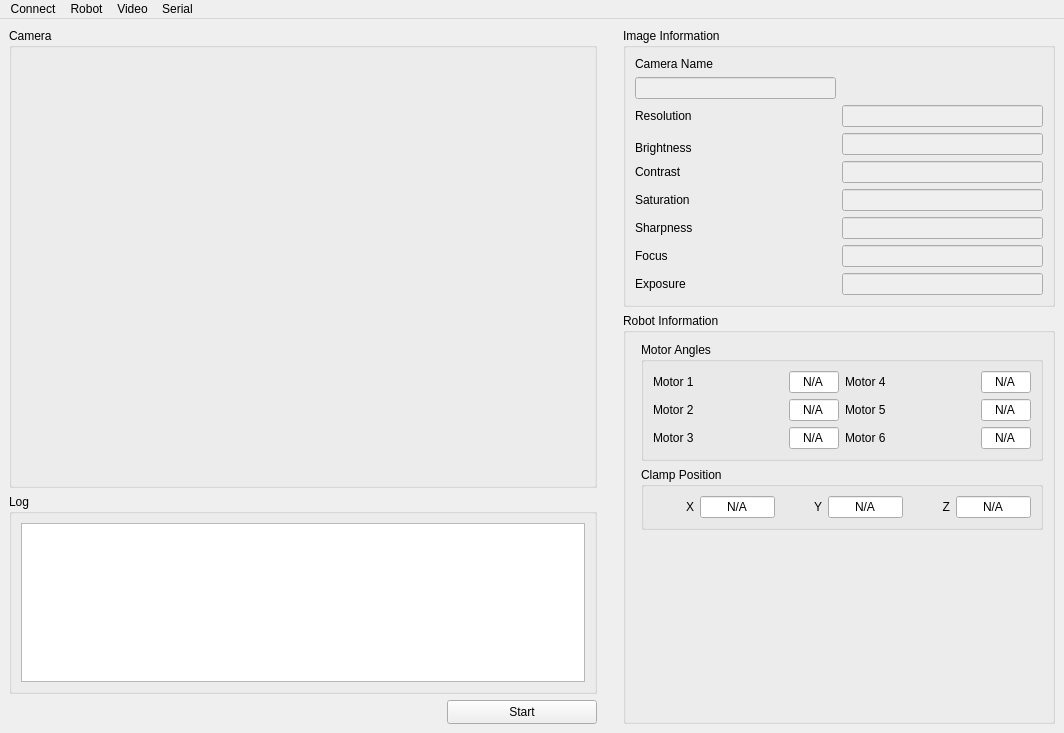
This is mainwindow.ui in MiguelFerrerF/robotArmApp as Qt 5 draws it before an edit. The edited form follows.
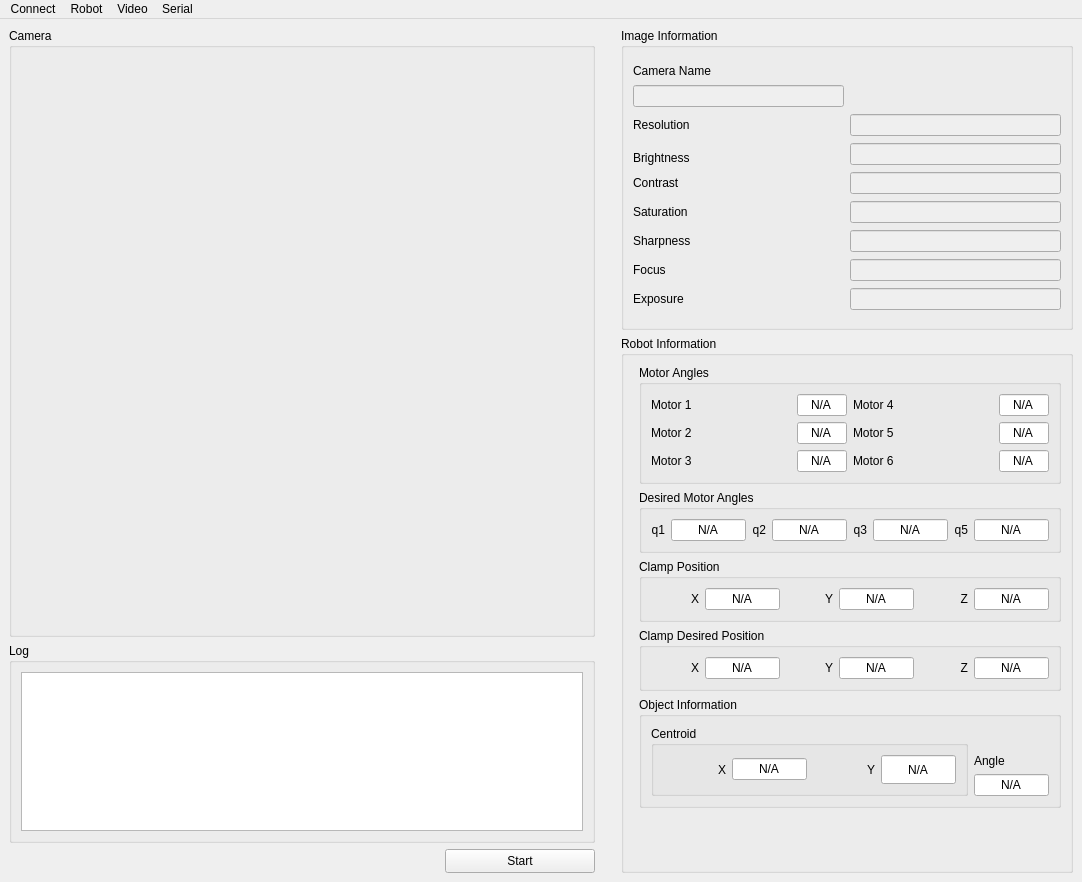
This is the edited form.

Patch:
```diff
--- a/mainwindow.ui
+++ b/mainwindow.ui
@@ -6,8 +6,8 @@
    <rect>
     <x>0</x>
     <y>0</y>
-    <width>1064</width>
-    <height>733</height>
+    <width>1082</width>
+    <height>882</height>
    </rect>
   </property>
   <property name="windowTitle">
@@ -279,121 +279,6 @@
        <property name="labelAlignment">
         <set>Qt::AlignmentFlag::AlignLeading|Qt::AlignmentFlag::AlignLeft|Qt::AlignmentFlag::AlignTop</set>
        </property>
-       <item row="1" column="1">
-        <widget class="QGroupBox" name="groupBox">
-         <property name="maximumSize">
-          <size>
-           <width>16777215</width>
-           <height>70</height>
-          </size>
-         </property>
-         <property name="title">
-          <string>Clamp Position</string>
-         </property>
-         <layout class="QGridLayout" name="gridLayout_4">
-          <item row="0" column="1">
-           <widget class="QLineEdit" name="lineEditX">
-            <property name="maximumSize">
-             <size>
-              <width>75</width>
-              <height>16777215</height>
-             </size>
-            </property>
-            <property name="text">
-             <string>N/A</string>
-            </property>
-            <property name="alignment">
-             <set>Qt::AlignmentFlag::AlignCenter</set>
-            </property>
-            <property name="readOnly">
-             <bool>true</bool>
-            </property>
-           </widget>
-          </item>
-          <item row="0" column="2">
-           <widget class="QLabel" name="lableY">
-            <property name="text">
-             <string>Y</string>
-            </property>
-            <property name="alignment">
-             <set>Qt::AlignmentFlag::AlignRight|Qt::AlignmentFlag::AlignTrailing|Qt::AlignmentFlag::AlignVCenter</set>
-            </property>
-           </widget>
-          </item>
-          <item row="0" column="3">
-           <widget class="QLineEdit" name="lineEditY">
-            <property name="maximumSize">
-             <size>
-              <width>75</width>
-              <height>16777215</height>
-             </size>
-            </property>
-            <property name="text">
-             <string>N/A</string>
-            </property>
-            <property name="alignment">
-             <set>Qt::AlignmentFlag::AlignCenter</set>
-            </property>
-            <property name="readOnly">
-             <bool>true</bool>
-            </property>
-           </widget>
-          </item>
-          <item row="0" column="5">
-           <widget class="QLineEdit" name="lineEditZ">
-            <property name="maximumSize">
-             <size>
-              <width>75</width>
-              <height>16777215</height>
-             </size>
-            </property>
-            <property name="text">
-             <string>N/A</string>
-            </property>
-            <property name="alignment">
-             <set>Qt::AlignmentFlag::AlignCenter</set>
-            </property>
-            <property name="readOnly">
-             <bool>true</bool>
-            </property>
-           </widget>
-          </item>
-          <item row="0" column="0">
-           <widget class="QLabel" name="lableX">
-            <property name="text">
-             <string>X</string>
-            </property>
-            <property name="alignment">
-             <set>Qt::AlignmentFlag::AlignRight|Qt::AlignmentFlag::AlignTrailing|Qt::AlignmentFlag::AlignVCenter</set>
-            </property>
-           </widget>
-          </item>
-          <item row="0" column="4">
-           <widget class="QLabel" name="lableZ">
-            <property name="text">
-             <string>Z</string>
-            </property>
-            <property name="alignment">
-             <set>Qt::AlignmentFlag::AlignRight|Qt::AlignmentFlag::AlignTrailing|Qt::AlignmentFlag::AlignVCenter</set>
-            </property>
-           </widget>
-          </item>
-         </layout>
-        </widget>
-       </item>
-       <item row="2" column="1">
-        <spacer name="verticalSpacer_2">
-         <property name="orientation">
-          <enum>Qt::Orientation::Vertical</enum>
-         </property>
-         <property name="sizeHint" stdset="0">
-          <size>
-           <width>20</width>
-           <height>40</height>
-          </size>
-         </property>
-        </spacer>
-       </item>
        <item row="0" column="1">
         <widget class="QGroupBox" name="groupBoxMotorAngle">
          <property name="maximumSize">
@@ -583,6 +468,486 @@
          </layout>
         </widget>
        </item>
+       <item row="1" column="1">
+        <widget class="QGroupBox" name="groupBoxDesiredMotorAngles">
+         <property name="maximumSize">
+          <size>
+           <width>16777215</width>
+           <height>70</height>
+          </size>
+         </property>
+         <property name="title">
+          <string>Desired Motor Angles</string>
+         </property>
+         <layout class="QHBoxLayout" name="horizontalLayout_2">
+          <item>
+           <widget class="QLabel" name="lableAngleQ1">
+            <property name="text">
+             <string>q1</string>
+            </property>
+            <property name="alignment">
+             <set>Qt::AlignmentFlag::AlignRight|Qt::AlignmentFlag::AlignTrailing|Qt::AlignmentFlag::AlignVCenter</set>
+            </property>
+           </widget>
+          </item>
+          <item>
+           <widget class="QLineEdit" name="lineEditQ1">
+            <property name="maximumSize">
+             <size>
+              <width>75</width>
+              <height>16777215</height>
+             </size>
+            </property>
+            <property name="text">
+             <string>N/A</string>
+            </property>
+            <property name="alignment">
+             <set>Qt::AlignmentFlag::AlignCenter</set>
+            </property>
+            <property name="readOnly">
+             <bool>true</bool>
+            </property>
+           </widget>
+          </item>
+          <item>
+           <widget class="QLabel" name="lableAngleQ2">
+            <property name="text">
+             <string>q2</string>
+            </property>
+            <property name="alignment">
+             <set>Qt::AlignmentFlag::AlignRight|Qt::AlignmentFlag::AlignTrailing|Qt::AlignmentFlag::AlignVCenter</set>
+            </property>
+           </widget>
+          </item>
+          <item>
+           <widget class="QLineEdit" name="lineEditQ2">
+            <property name="maximumSize">
+             <size>
+              <width>75</width>
+              <height>16777215</height>
+             </size>
+            </property>
+            <property name="text">
+             <string>N/A</string>
+            </property>
+            <property name="alignment">
+             <set>Qt::AlignmentFlag::AlignCenter</set>
+            </property>
+            <property name="readOnly">
+             <bool>true</bool>
+            </property>
+           </widget>
+          </item>
+          <item>
+           <widget class="QLabel" name="lableAngleQ3">
+            <property name="text">
+             <string>q3</string>
+            </property>
+            <property name="alignment">
+             <set>Qt::AlignmentFlag::AlignRight|Qt::AlignmentFlag::AlignTrailing|Qt::AlignmentFlag::AlignVCenter</set>
+            </property>
+           </widget>
+          </item>
+          <item>
+           <widget class="QLineEdit" name="lineEditQ3">
+            <property name="maximumSize">
+             <size>
+              <width>75</width>
+              <height>16777215</height>
+             </size>
+            </property>
+            <property name="text">
+             <string>N/A</string>
+            </property>
+            <property name="alignment">
+             <set>Qt::AlignmentFlag::AlignCenter</set>
+            </property>
+            <property name="readOnly">
+             <bool>true</bool>
+            </property>
+           </widget>
+          </item>
+          <item>
+           <widget class="QLabel" name="lableAngleQ5">
+            <property name="text">
+             <string>q5</string>
+            </property>
+            <property name="alignment">
+             <set>Qt::AlignmentFlag::AlignRight|Qt::AlignmentFlag::AlignTrailing|Qt::AlignmentFlag::AlignVCenter</set>
+            </property>
+           </widget>
+          </item>
+          <item>
+           <widget class="QLineEdit" name="lineEditQ5">
+            <property name="maximumSize">
+             <size>
+              <width>75</width>
+              <height>16777215</height>
+             </size>
+            </property>
+            <property name="text">
+             <string>N/A</string>
+            </property>
+            <property name="alignment">
+             <set>Qt::AlignmentFlag::AlignCenter</set>
+            </property>
+            <property name="readOnly">
+             <bool>true</bool>
+            </property>
+           </widget>
+          </item>
+         </layout>
+        </widget>
+       </item>
+       <item row="2" column="1">
+        <widget class="QGroupBox" name="groupBox">
+         <property name="maximumSize">
+          <size>
+           <width>16777215</width>
+           <height>70</height>
+          </size>
+         </property>
+         <property name="title">
+          <string>Clamp Position</string>
+         </property>
+         <layout class="QGridLayout" name="gridLayout_4">
+          <item row="0" column="1">
+           <widget class="QLineEdit" name="lineEditX">
+            <property name="maximumSize">
+             <size>
+              <width>75</width>
+              <height>16777215</height>
+             </size>
+            </property>
+            <property name="text">
+             <string>N/A</string>
+            </property>
+            <property name="alignment">
+             <set>Qt::AlignmentFlag::AlignCenter</set>
+            </property>
+            <property name="readOnly">
+             <bool>true</bool>
+            </property>
+           </widget>
+          </item>
+          <item row="0" column="2">
+           <widget class="QLabel" name="lableY">
+            <property name="text">
+             <string>Y</string>
+            </property>
+            <property name="alignment">
+             <set>Qt::AlignmentFlag::AlignRight|Qt::AlignmentFlag::AlignTrailing|Qt::AlignmentFlag::AlignVCenter</set>
+            </property>
+           </widget>
+          </item>
+          <item row="0" column="3">
+           <widget class="QLineEdit" name="lineEditY">
+            <property name="maximumSize">
+             <size>
+              <width>75</width>
+              <height>16777215</height>
+             </size>
+            </property>
+            <property name="text">
+             <string>N/A</string>
+            </property>
+            <property name="alignment">
+             <set>Qt::AlignmentFlag::AlignCenter</set>
+            </property>
+            <property name="readOnly">
+             <bool>true</bool>
+            </property>
+           </widget>
+          </item>
+          <item row="0" column="5">
+           <widget class="QLineEdit" name="lineEditZ">
+            <property name="maximumSize">
+             <size>
+              <width>75</width>
+              <height>16777215</height>
+             </size>
+            </property>
+            <property name="text">
+             <string>N/A</string>
+            </property>
+            <property name="alignment">
+             <set>Qt::AlignmentFlag::AlignCenter</set>
+            </property>
+            <property name="readOnly">
+             <bool>true</bool>
+            </property>
+           </widget>
+          </item>
+          <item row="0" column="0">
+           <widget class="QLabel" name="lableX">
+            <property name="text">
+             <string>X</string>
+            </property>
+            <property name="alignment">
+             <set>Qt::AlignmentFlag::AlignRight|Qt::AlignmentFlag::AlignTrailing|Qt::AlignmentFlag::AlignVCenter</set>
+            </property>
+           </widget>
+          </item>
+          <item row="0" column="4">
+           <widget class="QLabel" name="lableZ">
+            <property name="text">
+             <string>Z</string>
+            </property>
+            <property name="alignment">
+             <set>Qt::AlignmentFlag::AlignRight|Qt::AlignmentFlag::AlignTrailing|Qt::AlignmentFlag::AlignVCenter</set>
+            </property>
+           </widget>
+          </item>
+         </layout>
+        </widget>
+       </item>
+       <item row="3" column="1">
+        <widget class="QGroupBox" name="groupBoxDesiredClampPosition">
+         <property name="maximumSize">
+          <size>
+           <width>16777215</width>
+           <height>70</height>
+          </size>
+         </property>
+         <property name="title">
+          <string>Clamp Desired Position</string>
+         </property>
+         <layout class="QHBoxLayout" name="horizontalLayout">
+          <item>
+           <widget class="QLabel" name="lableDesiredX">
+            <property name="text">
+             <string>X</string>
+            </property>
+            <property name="alignment">
+             <set>Qt::AlignmentFlag::AlignRight|Qt::AlignmentFlag::AlignTrailing|Qt::AlignmentFlag::AlignVCenter</set>
+            </property>
+           </widget>
+          </item>
+          <item>
+           <widget class="QLineEdit" name="lineEditDesiredX">
+            <property name="maximumSize">
+             <size>
+              <width>75</width>
+              <height>16777215</height>
+             </size>
+            </property>
+            <property name="text">
+             <string>N/A</string>
+            </property>
+            <property name="alignment">
+             <set>Qt::AlignmentFlag::AlignCenter</set>
+            </property>
+            <property name="readOnly">
+             <bool>true</bool>
+            </property>
+           </widget>
+          </item>
+          <item>
+           <widget class="QLabel" name="lableDesiredY">
+            <property name="text">
+             <string>Y</string>
+            </property>
+            <property name="alignment">
+             <set>Qt::AlignmentFlag::AlignRight|Qt::AlignmentFlag::AlignTrailing|Qt::AlignmentFlag::AlignVCenter</set>
+            </property>
+           </widget>
+          </item>
+          <item>
+           <widget class="QLineEdit" name="lineEditDesiredY">
+            <property name="maximumSize">
+             <size>
+              <width>75</width>
+              <height>16777215</height>
+             </size>
+            </property>
+            <property name="text">
+             <string>N/A</string>
+            </property>
+            <property name="alignment">
+             <set>Qt::AlignmentFlag::AlignCenter</set>
+            </property>
+            <property name="readOnly">
+             <bool>true</bool>
+            </property>
+           </widget>
+          </item>
+          <item>
+           <widget class="QLabel" name="lableDesiredZ">
+            <property name="text">
+             <string>Z</string>
+            </property>
+            <property name="alignment">
+             <set>Qt::AlignmentFlag::AlignRight|Qt::AlignmentFlag::AlignTrailing|Qt::AlignmentFlag::AlignVCenter</set>
+            </property>
+           </widget>
+          </item>
+          <item>
+           <widget class="QLineEdit" name="lineEditDesiredZ">
+            <property name="maximumSize">
+             <size>
+              <width>75</width>
+              <height>16777215</height>
+             </size>
+            </property>
+            <property name="text">
+             <string>N/A</string>
+            </property>
+            <property name="alignment">
+             <set>Qt::AlignmentFlag::AlignCenter</set>
+            </property>
+            <property name="readOnly">
+             <bool>true</bool>
+            </property>
+           </widget>
+          </item>
+         </layout>
+        </widget>
+       </item>
+       <item row="6" column="1">
+        <spacer name="verticalSpacer_2">
+         <property name="orientation">
+          <enum>Qt::Orientation::Vertical</enum>
+         </property>
+         <property name="sizeHint" stdset="0">
+          <size>
+           <width>20</width>
+           <height>40</height>
+          </size>
+         </property>
+        </spacer>
+       </item>
+       <item row="5" column="1">
+        <widget class="QGroupBox" name="groupBoxObjectInfo">
+         <property name="maximumSize">
+          <size>
+           <width>16777215</width>
+           <height>150</height>
+          </size>
+         </property>
+         <property name="title">
+          <string>Object Information</string>
+         </property>
+         <layout class="QGridLayout" name="gridLayout_7">
+          <item row="0" column="0" rowspan="2">
+           <widget class="QGroupBox" name="groupBoxCentroid">
+            <property name="minimumSize">
+             <size>
+              <width>0</width>
+              <height>70</height>
+             </size>
+            </property>
+            <property name="maximumSize">
+             <size>
+              <width>16777215</width>
+              <height>75</height>
+             </size>
+            </property>
+            <property name="title">
+             <string>Centroid</string>
+            </property>
+            <layout class="QHBoxLayout" name="horizontalLayout_4">
+             <item>
+              <widget class="QLabel" name="lableCentroidX">
+               <property name="text">
+                <string>X</string>
+               </property>
+               <property name="alignment">
+                <set>Qt::AlignmentFlag::AlignRight|Qt::AlignmentFlag::AlignTrailing|Qt::AlignmentFlag::AlignVCenter</set>
+               </property>
+              </widget>
+             </item>
+             <item>
+              <widget class="QLineEdit" name="lineEditCentroidX">
+               <property name="minimumSize">
+                <size>
+                 <width>0</width>
+                 <height>20</height>
+                </size>
+               </property>
+               <property name="maximumSize">
+                <size>
+                 <width>75</width>
+                 <height>16777215</height>
+                </size>
+               </property>
+               <property name="text">
+                <string>N/A</string>
+               </property>
+               <property name="alignment">
+                <set>Qt::AlignmentFlag::AlignCenter</set>
+               </property>
+               <property name="readOnly">
+                <bool>true</bool>
+               </property>
+              </widget>
+             </item>
+             <item>
+              <widget class="QLabel" name="labelCentroidY">
+               <property name="text">
+                <string>Y</string>
+               </property>
+               <property name="alignment">
+                <set>Qt::AlignmentFlag::AlignRight|Qt::AlignmentFlag::AlignTrailing|Qt::AlignmentFlag::AlignVCenter</set>
+               </property>
+              </widget>
+             </item>
+             <item>
+              <widget class="QLineEdit" name="lineEditCentroidY">
+               <property name="minimumSize">
+                <size>
+                 <width>0</width>
+                 <height>20</height>
+                </size>
+               </property>
+               <property name="maximumSize">
+                <size>
+                 <width>75</width>
+                 <height>30</height>
+                </size>
+               </property>
+               <property name="text">
+                <string>N/A</string>
+               </property>
+               <property name="alignment">
+                <set>Qt::AlignmentFlag::AlignCenter</set>
+               </property>
+              </widget>
+             </item>
+            </layout>
+           </widget>
+          </item>
+          <item row="1" column="2">
+           <widget class="QLineEdit" name="lineEditAngle">
+            <property name="maximumSize">
+             <size>
+              <width>75</width>
+              <height>16777215</height>
+             </size>
+            </property>
+            <property name="text">
+             <string>N/A</string>
+            </property>
+            <property name="alignment">
+             <set>Qt::AlignmentFlag::AlignCenter</set>
+            </property>
+            <property name="readOnly">
+             <bool>true</bool>
+            </property>
+           </widget>
+          </item>
+          <item row="0" column="2">
+           <widget class="QLabel" name="lableAngle">
+            <property name="text">
+             <string>Angle</string>
+            </property>
+            <property name="alignment">
+             <set>Qt::AlignmentFlag::AlignBottom|Qt::AlignmentFlag::AlignLeading|Qt::AlignmentFlag::AlignLeft</set>
+            </property>
+           </widget>
+          </item>
+         </layout>
+        </widget>
+       </item>
       </layout>
      </widget>
     </item>
@@ -593,8 +958,8 @@
     <rect>
      <x>0</x>
      <y>0</y>
-     <width>1064</width>
-     <height>25</height>
+     <width>1082</width>
+     <height>21</height>
     </rect>
    </property>
    <widget class="QMenu" name="menuController">
```
